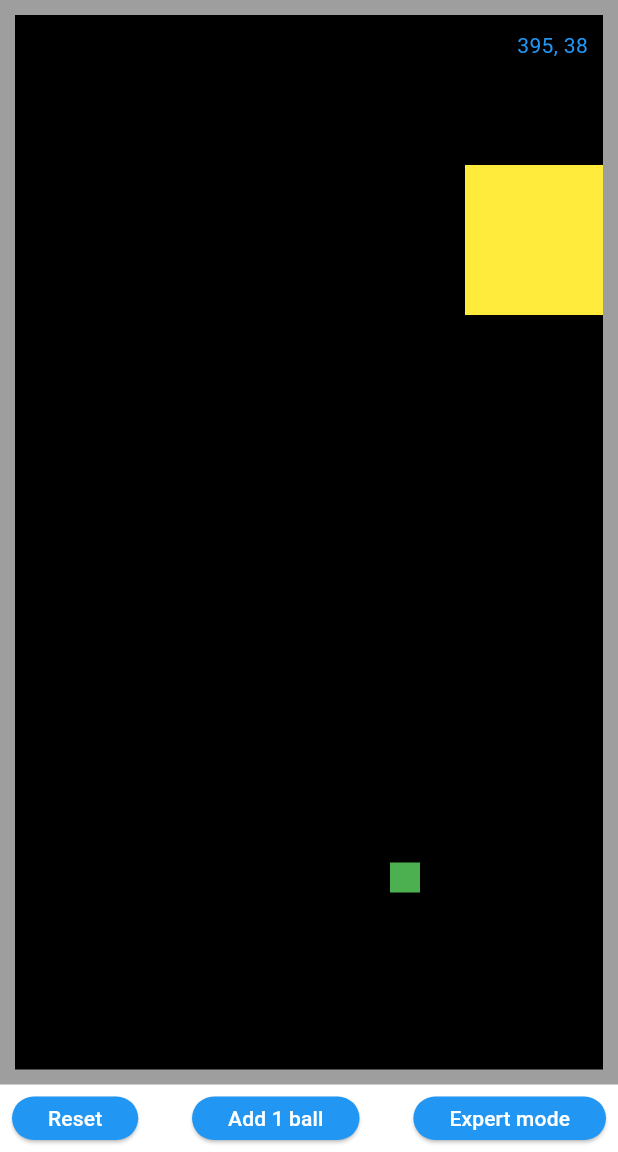
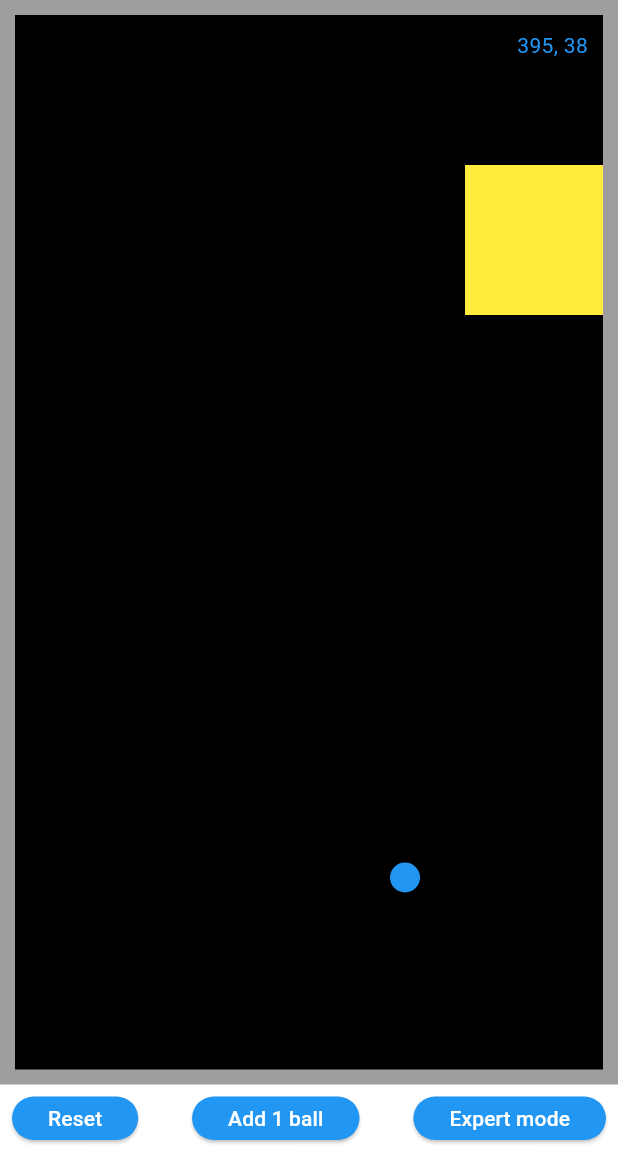
Before and after one commit to fdg2425/flying_balls, a Flutter app: the screen it shows after launch, on a phone screen of 412 x 824 dp, the part 84-1236 px from its top. Run offline on Flutter 3.47's test engine with Material 3 defaults, Android fonts, the phone set to English and light mode, and no system bars.

Commit message:
shows balls as circles

```diff
--- a/lib/main.dart
+++ b/lib/main.dart
@@ -175,9 +175,14 @@ class _MyHomePageState extends State<MyHomePage> {
                           // bottom: 300,
                           left: ball.left,
                           child: Container(
-                              width: ball.diameter,
-                              height: ball.diameter,
-                              color: Colors.green)),
+                            width: ball.diameter,
+                            height: ball.diameter,
+                            //color: Colors.green,
+                            decoration: const BoxDecoration(
+                              shape: BoxShape.circle,
+                              color: Colors.blue, // Color of the circle
+                            ),
+                          )),
                     Positioned(
                         top: yellowTop,
                         left: yellowLeft,
```
